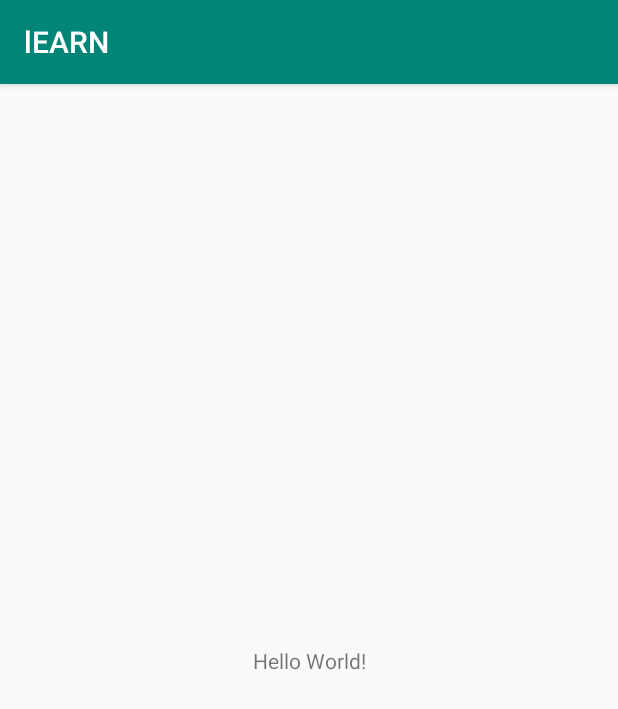
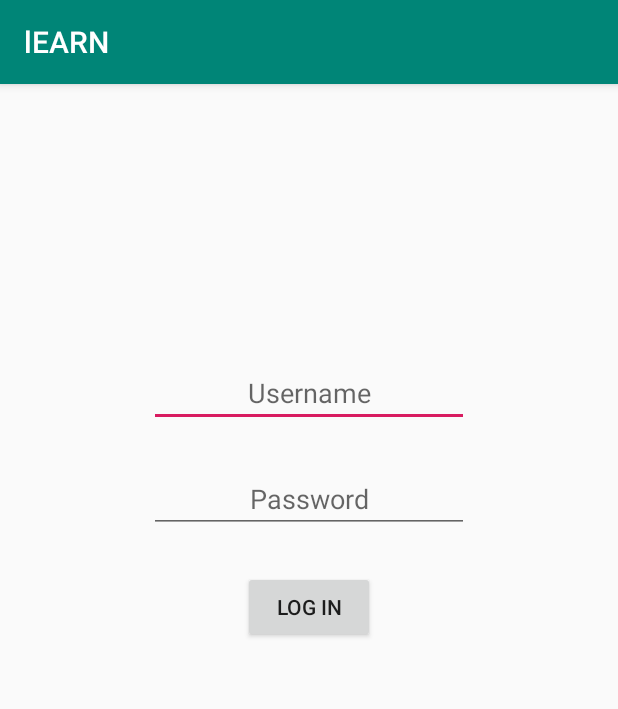
Before and after one commit to amit-banerjee-03/lEARN-client, an Android app: the screen it shows after launch (MainActivity), on a phone screen of 412 x 824 dp. Shown: the top 709 px of the screen. Run offline under Robolectric (Android 15) with nearby library versions, the phone set to English and light mode, and no system bars.

Commit message:
basic login screen ui done

```diff
--- a/app/src/main/AndroidManifest.xml
+++ b/app/src/main/AndroidManifest.xml
@@ -1,6 +1,6 @@
 <?xml version="1.0" encoding="utf-8"?>
 <manifest xmlns:android="http://schemas.android.com/apk/res/android"
-    package="com.example.learn" >
+    package="com.example.learn">
 
     <application
         android:allowBackup="true"
@@ -8,8 +8,8 @@
         android:label="@string/app_name"
         android:roundIcon="@mipmap/ic_launcher_round"
         android:supportsRtl="true"
-        android:theme="@style/AppTheme" >
-        <activity android:name=".MainActivity" >
+        android:theme="@style/AppTheme">
+        <activity android:name=".MainActivity">
             <intent-filter>
                 <action android:name="android.intent.action.MAIN" />
 
--- a/app/src/main/java/com/example/learn/MainActivity.kt
+++ b/app/src/main/java/com/example/learn/MainActivity.kt
@@ -8,5 +8,6 @@ class MainActivity : AppCompatActivity() {
     override fun onCreate(savedInstanceState: Bundle?) {
         super.onCreate(savedInstanceState)
         setContentView(R.layout.activity_main)
+
     }
 }
--- a/app/src/main/res/layout/activity_main.xml
+++ b/app/src/main/res/layout/activity_main.xml
@@ -1,19 +1,45 @@
 <?xml version="1.0" encoding="utf-8"?>
-<androidx.constraintlayout.widget.ConstraintLayout
-    xmlns:android="http://schemas.android.com/apk/res/android"
+<LinearLayout xmlns:android="http://schemas.android.com/apk/res/android"
+    xmlns:app="http://schemas.android.com/apk/res-auto"
     xmlns:tools="http://schemas.android.com/tools"
-    xmlns:app="http://schemas.android.com/apk/res-auto"
     android:layout_width="match_parent"
     android:layout_height="match_parent"
+    android:orientation="vertical"
     tools:context=".MainActivity">
 
-    <TextView
+    <EditText
+        android:id="@+id/username"
         android:layout_width="wrap_content"
         android:layout_height="wrap_content"
-        android:text="Hello World!"
-        app:layout_constraintBottom_toBottomOf="parent"
-        app:layout_constraintLeft_toLeftOf="parent"
-        app:layout_constraintRight_toRightOf="parent"
-        app:layout_constraintTop_toTopOf="parent" />
+        android:layout_alignParentStart="true"
+        android:layout_alignParentTop="true"
+        android:layout_marginTop="183dp"
+        android:ems="10"
+        android:gravity="center"
+        android:layout_gravity="center"
+        android:inputType="textPersonName"
+        android:hint="@string/username" />
 
-</androidx.constraintlayout.widget.ConstraintLayout>
+    <EditText
+        android:id="@+id/password"
+        android:layout_width="wrap_content"
+        android:layout_height="wrap_content"
+        android:layout_centerInParent="true"
+        android:ems="10"
+        android:layout_marginTop="25dp"
+        android:hint="@string/password"
+        android:gravity="center"
+        android:layout_gravity="center"
+        android:inputType="textPassword"/>
+
+    <Button
+        android:id="@+id/logInButton"
+        android:layout_width="wrap_content"
+        android:layout_height="wrap_content"
+        android:layout_alignParentBottom="true"
+        android:layout_marginTop="25dp"
+        android:layout_centerHorizontal="true"
+        android:layout_gravity="center"
+        android:layout_marginBottom="166dp"
+        android:text="@string/log_in_button" />
+</LinearLayout>
--- a/app/src/main/res/mipmap-anydpi-v26/ic_launcher.xml
+++ b/app/src/main/res/mipmap-anydpi-v26/ic_launcher.xml
@@ -1,5 +1,5 @@
 <?xml version="1.0" encoding="utf-8"?>
 <adaptive-icon xmlns:android="http://schemas.android.com/apk/res/android">
-    <background android:drawable="@drawable/ic_launcher_background"/>
-    <foreground android:drawable="@drawable/ic_launcher_foreground"/>
+    <background android:drawable="@drawable/ic_launcher_background" />
+    <foreground android:drawable="@drawable/ic_launcher_foreground" />
 </adaptive-icon>
--- a/app/src/main/res/mipmap-anydpi-v26/ic_launcher_round.xml
+++ b/app/src/main/res/mipmap-anydpi-v26/ic_launcher_round.xml
@@ -1,5 +1,5 @@
 <?xml version="1.0" encoding="utf-8"?>
 <adaptive-icon xmlns:android="http://schemas.android.com/apk/res/android">
-    <background android:drawable="@drawable/ic_launcher_background"/>
-    <foreground android:drawable="@drawable/ic_launcher_foreground"/>
+    <background android:drawable="@drawable/ic_launcher_background" />
+    <foreground android:drawable="@drawable/ic_launcher_foreground" />
 </adaptive-icon>
--- a/app/src/main/res/values/strings.xml
+++ b/app/src/main/res/values/strings.xml
@@ -1,3 +1,6 @@
 <resources>
     <string name="app_name">lEARN</string>
+    <string name="username">Username</string>
+    <string name="password">Password</string>
+    <string name="log_in_button">Log In</string>
 </resources>
--- a/gradle.properties
+++ b/gradle.properties
@@ -1,27 +1,21 @@
 # Project-wide Gradle settings.
-
 # IDE (e.g. Android Studio) users:
 # Gradle settings configured through the IDE *will override*
 # any settings specified in this file.
-
 # For more details on how to configure your build environment visit
 # http://www.gradle.org/docs/current/userguide/build_environment.html
-
 # Specifies the JVM arguments used for the daemon process.
 # The setting is particularly useful for tweaking memory settings.
 org.gradle.jvmargs=-Xmx1536m
-
 # When configured, Gradle will run in incubating parallel mode.
 # This option should only be used with decoupled projects. More details, visit
 # http://www.gradle.org/docs/current/userguide/multi_project_builds.html#sec:decoupled_projects
 # org.gradle.parallel=true
-
 # AndroidX package structure to make it clearer which packages are bundled with the
 # Android operating system, and which are packaged with your app's APK
 # https://developer.android.com/topic/libraries/support-library/androidx-rn
 android.useAndroidX=true
 # Automatically convert third-party libraries to use AndroidX
 android.enableJetifier=true
-
 # Kotlin code style for this project: "official" or "obsolete":
 kotlin.code.style=official
```
Also changed, not shown: app/src/main/res/drawable-v24/ic_launcher_foreground.xml (+6 -6 lines), app/src/main/res/drawable/ic_launcher_background.xml (+166 -70 lines).
